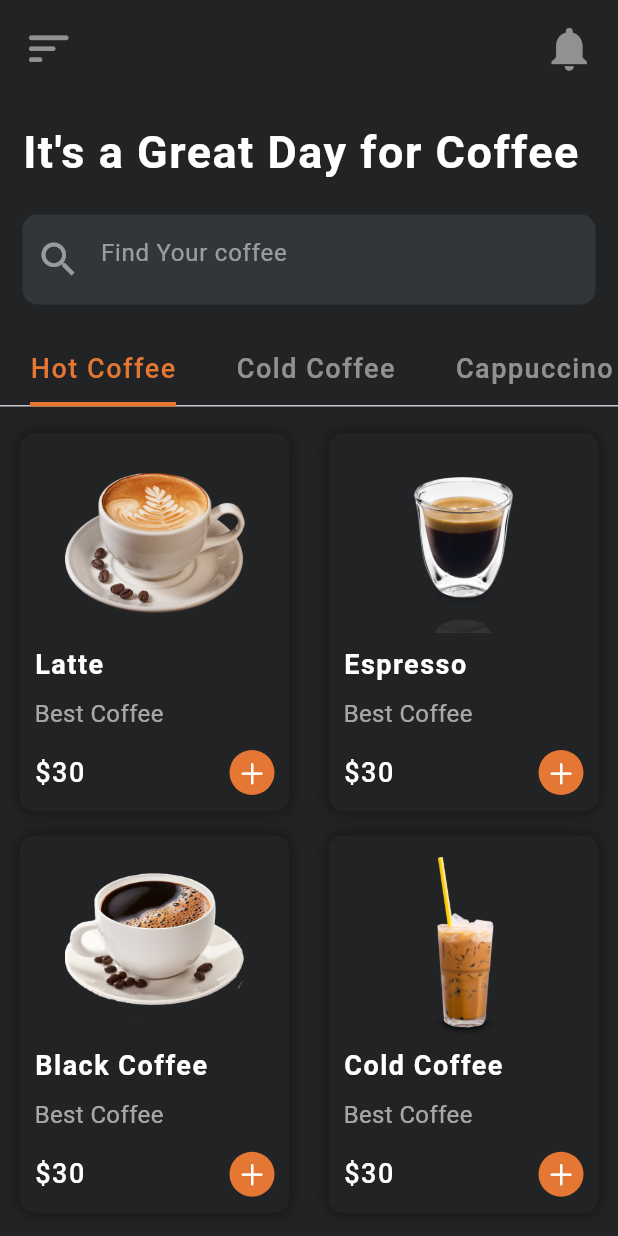
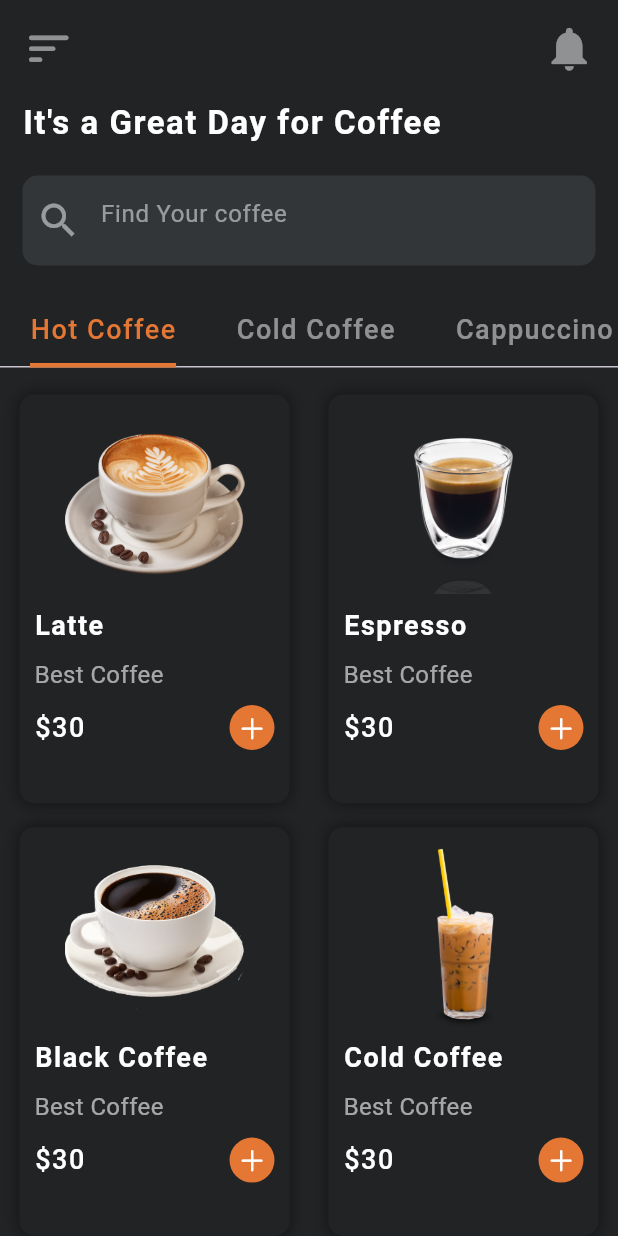
Before and after one commit to ali72-20/cafa_app, a Flutter app: the screen it shows after launch, after a tap on "Get Started", on a phone screen of 412 x 824 dp. Run offline on Flutter 3.47's test engine with Material 3 defaults, Android fonts, the phone set to English and light mode, and no system bars; our stand-ins replace go_router, google_fonts, lottie.

Commit message:
fixing some bugs

```diff
--- a/lib/core/Style.dart
+++ b/lib/core/Style.dart
@@ -8,6 +8,12 @@ abstract class Style{
    static final style18 = TextStyle(
        color: Colors.white.withOpacity(0.8),
        fontSize: 18,
+       fontWeight: FontWeight.w500,
+       letterSpacing: 1
+   );
+   static final style14 = TextStyle(
+       color: Colors.white.withOpacity(0.8),
+       fontSize: 10,
        fontWeight: FontWeight.w500,
        letterSpacing: 1
    );
--- a/lib/feature/home_screen/presentation_layer/widgets/coffee_items.dart
+++ b/lib/feature/home_screen/presentation_layer/widgets/coffee_items.dart
@@ -19,7 +19,7 @@ class CoffeeItems extends StatelessWidget {
       physics: const NeverScrollableScrollPhysics(),
       crossAxisCount: 2,
       shrinkWrap: true,
-      childAspectRatio: (150 / 195),
+      childAspectRatio: (150 / 210),
       children: [
         for (int i = 0; i < img.length; ++i)
           Container(
@@ -66,7 +66,7 @@ class CoffeeItems extends StatelessWidget {
                   ),
                 ),
                  Padding(
-                  padding: const EdgeInsets.symmetric(vertical: 5),
+                  padding: const EdgeInsets.symmetric(vertical: 1),
                   child: Row(
                     mainAxisAlignment:MainAxisAlignment.spaceBetween,
                     children: [
--- a/lib/feature/home_screen/presentation_layer/widgets/home_screen_body.dart
+++ b/lib/feature/home_screen/presentation_layer/widgets/home_screen_body.dart
@@ -39,7 +39,7 @@ class _HomeScreenBodyState extends State<HomeScreenBody>
                 ),
               ),
               const SizedBox(
-                height: 30,
+                height: 16,
               ),
               Padding(
                 padding: const EdgeInsets.symmetric(horizontal: 15),
@@ -47,7 +47,7 @@ class _HomeScreenBodyState extends State<HomeScreenBody>
                   width: MediaQuery.of(context).size.width,
                   child: const Text(
                     "It's a Great Day for Coffee",
-                    style: Style.style30,
+                    style: Style.style22,
                   ),
                 ),
               ),
--- a/lib/feature/welcome_screen/presentation_layer/widgets/welcome_screen_body.dart
+++ b/lib/feature/welcome_screen/presentation_layer/widgets/welcome_screen_body.dart
@@ -25,7 +25,7 @@ class WelcomeScreenBody extends StatelessWidget {
           const AppLogo(),
           Lottie.asset(splashImage),
           const AppSlogan(),
-          const SizedBox(height: 80,),
+          const SizedBox(height: 70,),
           const GetStartedButton(),
         ],
       ),
```
